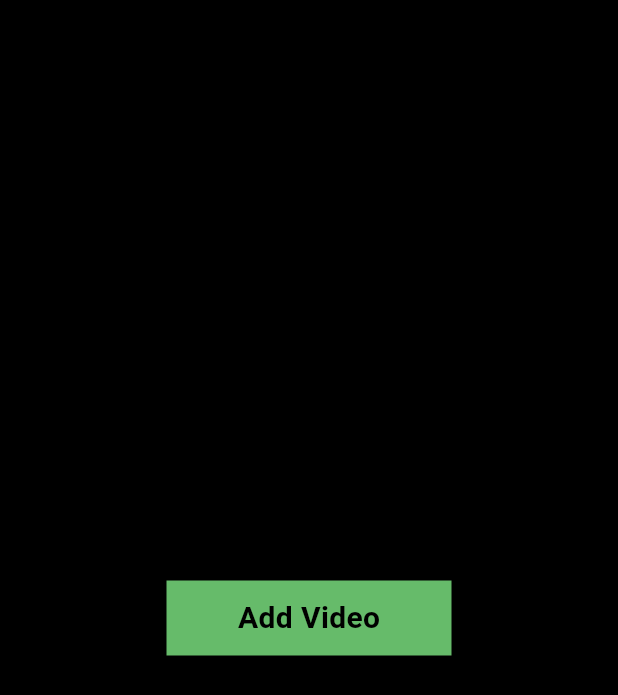
After one commit to ovezthaking/MuFreak, a Flutter app: the AddVideoScreen screen opened directly, on a phone screen of 412 x 824 dp. The commit adds this screen. Shown: the top 695 px of the screen. Run offline on Flutter 3.47's test engine with Material 3 defaults, Android fonts, the phone set to English and light mode, and no system bars; our stand-ins replace cloud_firestore, firebase_auth, firebase_core, firebase_storage, get, image_picker; accounts and stored records are empty.

Commit message:
Persist User State, Bottom navigation bar and starting with ops in order to able uploading videos

```diff
--- /dev/null
+++ b/lib/views/screens/add_video_screen.dart
@@ -0,0 +1,32 @@
+import 'package:flutter/material.dart';
+import 'package:mufreak/constants.dart';
+
+class AddVideoScreen extends StatelessWidget {
+  const AddVideoScreen({super.key});
+
+  @override
+  Widget build(BuildContext context) {
+    return Scaffold(
+      body: Center(
+        child: InkWell(
+          onTap: () {},
+          child: Container(
+            width: 190,
+            height: 50,
+            decoration: BoxDecoration(color: buttonColor),
+            child: const Center(
+              child: Text(
+                'Add Video',
+                style: TextStyle(
+                  fontSize: 20,
+                  color: Colors.black,
+                  fontWeight: FontWeight.bold,
+                ),
+              ),
+            )
+          )
+        )
+      ),
+    );
+  }
+}
```
Also changed, not shown: lib/constants.dart (+10 -1 lines), lib/controllers/auth_controller.dart (+21 -0 lines), lib/views/screens/home_screen.dart (added, +40 -0 lines), lib/views/widgets/custom_icon.dart (added, +37 -0 lines).
